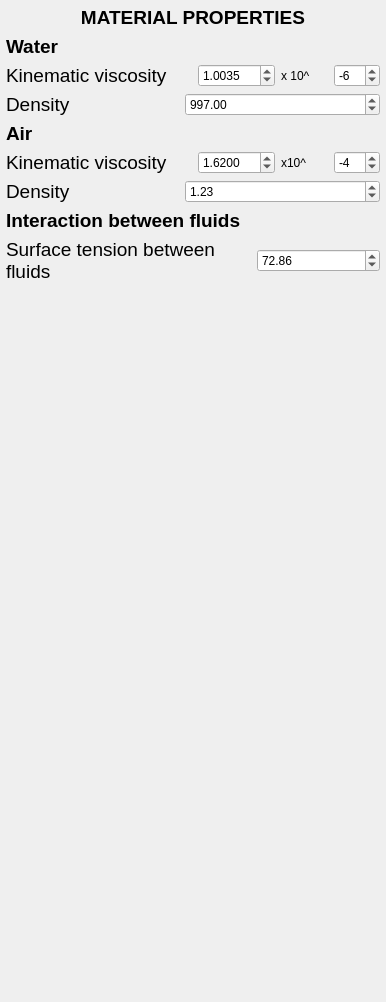
Old version of the form HydroUQ/materials.ui in the repository NHERI-SimCenter/HydroUQ.
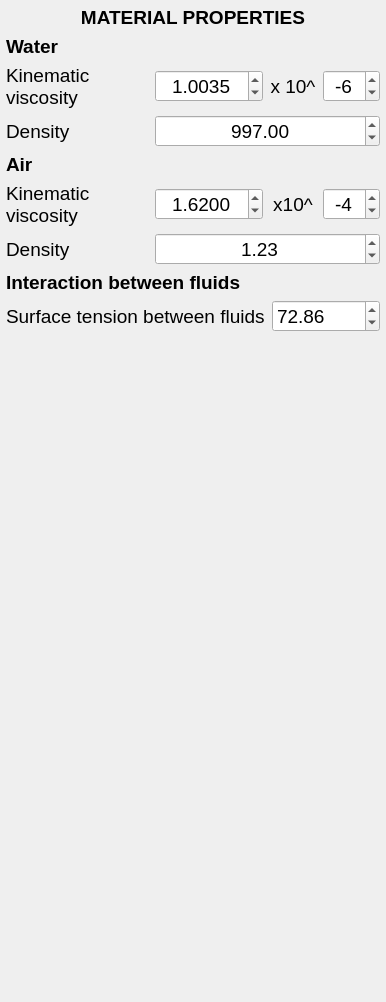
New version of the form.

Commit message: Added parametric building into it. Cleaning layouts and fonts

```diff
--- a/HydroUQ/materials.ui
+++ b/HydroUQ/materials.ui
@@ -56,28 +56,56 @@
     </widget>
    </item>
    <item>
-    <layout class="QHBoxLayout" name="HLY_WaterVisc" stretch="4,1,1,1">
-     <item>
-      <widget class="QLabel" name="Lbl_WaterVisc">
+    <layout class="QGridLayout" name="gridLayout" columnstretch="3,1,1,1">
+     <item row="0" column="3">
+      <widget class="QDoubleSpinBox" name="DSpBx_WaterViscExp">
        <property name="font">
         <font>
          <pointsize>14</pointsize>
-         <italic>false</italic>
+        </font>
+       </property>
+       <property name="alignment">
+        <set>Qt::AlignCenter</set>
+       </property>
+       <property name="decimals">
+        <number>0</number>
+       </property>
+       <property name="minimum">
+        <double>-10.000000000000000</double>
+       </property>
+       <property name="maximum">
+        <double>10.000000000000000</double>
+       </property>
+       <property name="value">
+        <double>-6.000000000000000</double>
+       </property>
+      </widget>
+     </item>
+     <item row="0" column="2">
+      <widget class="QLabel" name="Lbl_10pb">
+       <property name="font">
+        <font>
+         <pointsize>14</pointsize>
         </font>
        </property>
        <property name="text">
-        <string>Kinematic viscosity</string>
+        <string>x 10^</string>
        </property>
        <property name="alignment">
-        <set>Qt::AlignLeading|Qt::AlignLeft|Qt::AlignVCenter</set>
-       </property>
-       <property name="wordWrap">
-        <bool>true</bool>
+        <set>Qt::AlignCenter</set>
        </property>
       </widget>
      </item>
-     <item>
+     <item row="0" column="1">
       <widget class="QDoubleSpinBox" name="DSpBx_WaterVisc">
+       <property name="font">
+        <font>
+         <pointsize>14</pointsize>
+        </font>
+       </property>
+       <property name="alignment">
+        <set>Qt::AlignCenter</set>
+       </property>
        <property name="decimals">
         <number>4</number>
        </property>
@@ -92,34 +120,26 @@
        </property>
       </widget>
      </item>
-     <item>
-      <widget class="QLabel" name="Lbl_10pb">
+     <item row="0" column="0">
+      <widget class="QLabel" name="Lbl_WaterVisc">
+       <property name="font">
+        <font>
+         <pointsize>14</pointsize>
+         <italic>false</italic>
+        </font>
+       </property>
        <property name="text">
-        <string>x 10^</string>
+        <string>Kinematic viscosity</string>
        </property>
-      </widget>
-     </item>
-     <item>
-      <widget class="QDoubleSpinBox" name="DSpBx_WaterViscExp">
-       <property name="decimals">
-        <number>0</number>
+       <property name="alignment">
+        <set>Qt::AlignLeading|Qt::AlignLeft|Qt::AlignVCenter</set>
        </property>
-       <property name="minimum">
-        <double>-10.000000000000000</double>
+       <property name="wordWrap">
+        <bool>true</bool>
        </property>
-       <property name="maximum">
-        <double>10.000000000000000</double>
-       </property>
-       <property name="value">
-        <double>-6.000000000000000</double>
-       </property>
       </widget>
      </item>
-    </layout>
-   </item>
-   <item>
-    <layout class="QHBoxLayout" name="HLY_WaterDen" stretch="8,9">
-     <item>
+     <item row="1" column="0">
       <widget class="QLabel" name="Lbl_WaterDen">
        <property name="font">
         <font>
@@ -138,8 +158,16 @@
        </property>
       </widget>
      </item>
-     <item>
+     <item row="1" column="1" colspan="3">
       <widget class="QDoubleSpinBox" name="DSpBx_WaterDen">
+       <property name="font">
+        <font>
+         <pointsize>14</pointsize>
+        </font>
+       </property>
+       <property name="alignment">
+        <set>Qt::AlignCenter</set>
+       </property>
        <property name="maximum">
         <double>10000.000000000000000</double>
        </property>
@@ -165,8 +193,32 @@
     </widget>
    </item>
    <item>
-    <layout class="QHBoxLayout" name="HLY_AirVisc" stretch="4,1,1,1">
-     <item>
+    <layout class="QGridLayout" name="gridLayout_2" columnstretch="3,1,1,1">
+     <item row="0" column="3">
+      <widget class="QDoubleSpinBox" name="DSpBx_AirViscExp">
+       <property name="font">
+        <font>
+         <pointsize>14</pointsize>
+        </font>
+       </property>
+       <property name="alignment">
+        <set>Qt::AlignCenter</set>
+       </property>
+       <property name="decimals">
+        <number>0</number>
+       </property>
+       <property name="minimum">
+        <double>-10.000000000000000</double>
+       </property>
+       <property name="maximum">
+        <double>10.000000000000000</double>
+       </property>
+       <property name="value">
+        <double>-4.000000000000000</double>
+       </property>
+      </widget>
+     </item>
+     <item row="0" column="0">
       <widget class="QLabel" name="Lbl_AirVisc">
        <property name="font">
         <font>
@@ -185,8 +237,16 @@
        </property>
       </widget>
      </item>
-     <item>
+     <item row="0" column="1">
       <widget class="QDoubleSpinBox" name="DSpBx_AirVisc">
+       <property name="font">
+        <font>
+         <pointsize>14</pointsize>
+        </font>
+       </property>
+       <property name="alignment">
+        <set>Qt::AlignCenter</set>
+       </property>
        <property name="decimals">
         <number>4</number>
        </property>
@@ -198,34 +258,22 @@
        </property>
       </widget>
      </item>
-     <item>
+     <item row="0" column="2">
       <widget class="QLabel" name="Lbl_10pa">
+       <property name="font">
+        <font>
+         <pointsize>14</pointsize>
+        </font>
+       </property>
        <property name="text">
         <string>x10^</string>
        </property>
-      </widget>
-     </item>
-     <item>
-      <widget class="QDoubleSpinBox" name="DSpBx_AirViscExp">
-       <property name="decimals">
-        <number>0</number>
+       <property name="alignment">
+        <set>Qt::AlignCenter</set>
        </property>
-       <property name="minimum">
-        <double>-10.000000000000000</double>
-       </property>
-       <property name="maximum">
-        <double>10.000000000000000</double>
-       </property>
-       <property name="value">
-        <double>-4.000000000000000</double>
-       </property>
       </widget>
      </item>
-    </layout>
-   </item>
-   <item>
-    <layout class="QHBoxLayout" name="HLY_AirDen" stretch="8,9">
-     <item>
+     <item row="1" column="0">
       <widget class="QLabel" name="Lbl_AirDen">
        <property name="font">
         <font>
@@ -244,8 +292,16 @@
        </property>
       </widget>
      </item>
-     <item>
+     <item row="1" column="1" colspan="3">
       <widget class="QDoubleSpinBox" name="DSpBx_AirDen">
+       <property name="font">
+        <font>
+         <pointsize>14</pointsize>
+        </font>
+       </property>
+       <property name="alignment">
+        <set>Qt::AlignCenter</set>
+       </property>
        <property name="maximum">
         <double>10000.000000000000000</double>
        </property>
@@ -271,8 +327,8 @@
     </widget>
    </item>
    <item>
-    <layout class="QHBoxLayout" name="HLY_SurfTen" stretch="2,1">
-     <item>
+    <layout class="QGridLayout" name="gridLayout_4" columnstretch="3,0,0">
+     <item row="0" column="0">
       <widget class="QLabel" name="Lbl_SurfTen">
        <property name="font">
         <font>
@@ -291,8 +347,13 @@
        </property>
       </widget>
      </item>
-     <item>
+     <item row="0" column="1" colspan="2">
       <widget class="QDoubleSpinBox" name="DSpBx_SurfTen">
+       <property name="font">
+        <font>
+         <pointsize>14</pointsize>
+        </font>
+       </property>
        <property name="maximum">
         <double>10000.000000000000000</double>
        </property>
```
The commit also changes 9 other files.
